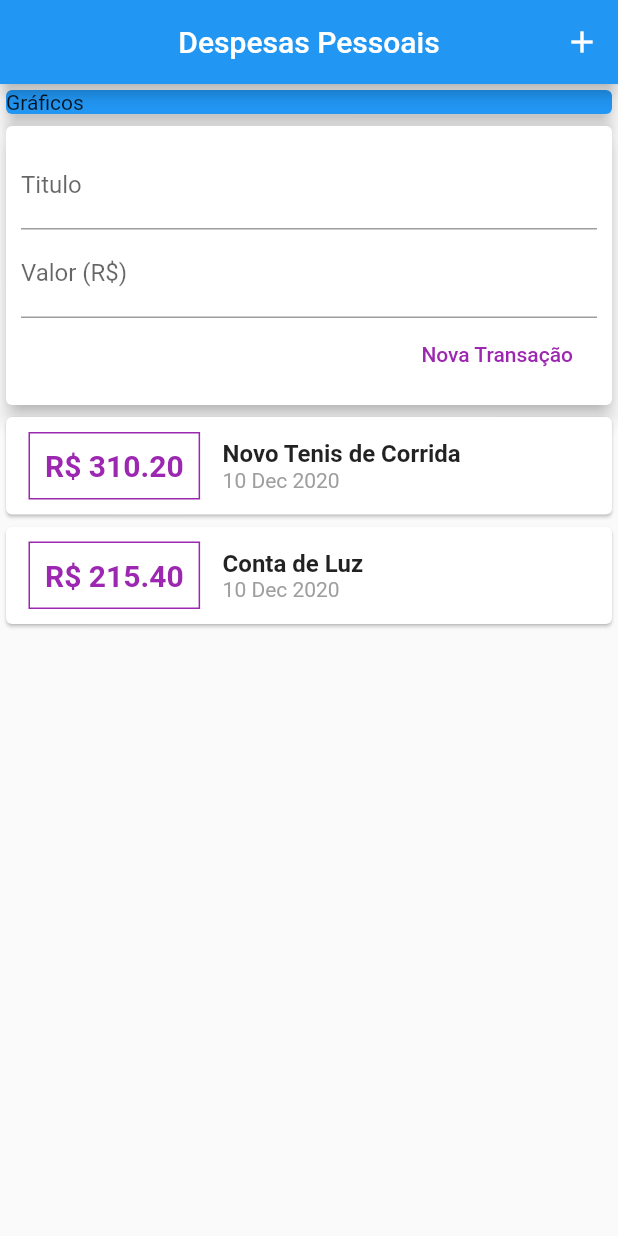
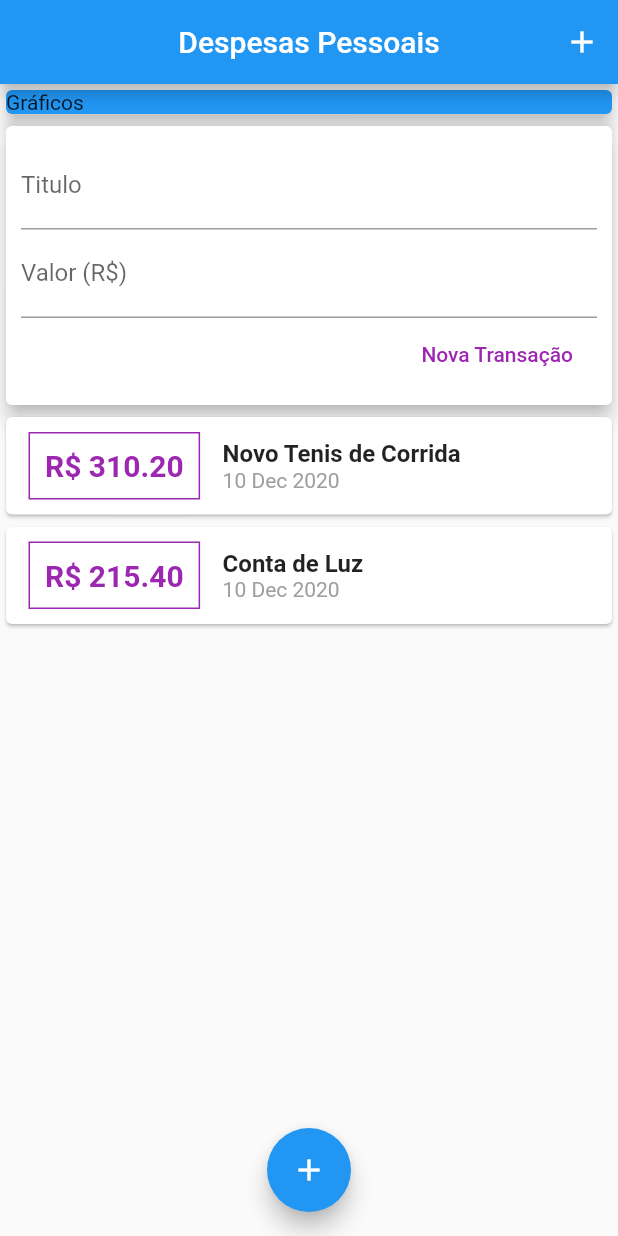
Before and after one commit to gblnovaes/expenses_flutter_app, a Flutter app: the screen it shows after launch, on a phone screen of 412 x 824 dp. Run offline on Flutter 3.47's test engine with Material 2 defaults, Android fonts, the phone set to English and light mode, and no system bars.

Commit message:
adcionado floating button para adcionar nova transacao

```diff
--- a/lib/main.dart
+++ b/lib/main.dart
@@ -29,7 +29,13 @@ class ExpensesApp extends StatelessWidget {
             TransactionUser()
           ],
         ),
-        ));
+      ),
+      floatingActionButton: FloatingActionButton(
+        child: Icon(Icons.add),
+        onPressed: () => {},
+      ),
+      floatingActionButtonLocation: FloatingActionButtonLocation.centerFloat,
+    );
   }
 }
 
```
Lines whose indentation alone changed are shown as unchanged.
